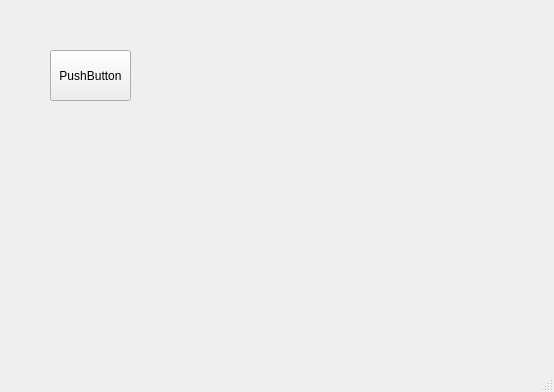
Qt form mainwindow.ui (CKGIN/Assembling_flow) before a commit.
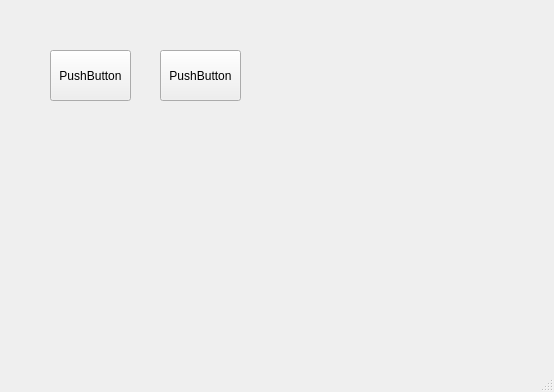
The same form after that commit.

Diff of the .ui file:
```diff
--- a/mainwindow.ui
+++ b/mainwindow.ui
@@ -27,6 +27,19 @@
      <string>PushButton</string>
     </property>
    </widget>
+   <widget class="QPushButton" name="pushButton_2">
+    <property name="geometry">
+     <rect>
+      <x>160</x>
+      <y>50</y>
+      <width>81</width>
+      <height>51</height>
+     </rect>
+    </property>
+    <property name="text">
+     <string>PushButton</string>
+    </property>
+   </widget>
   </widget>
   <widget class="QMenuBar" name="menuBar">
    <property name="geometry">
```
